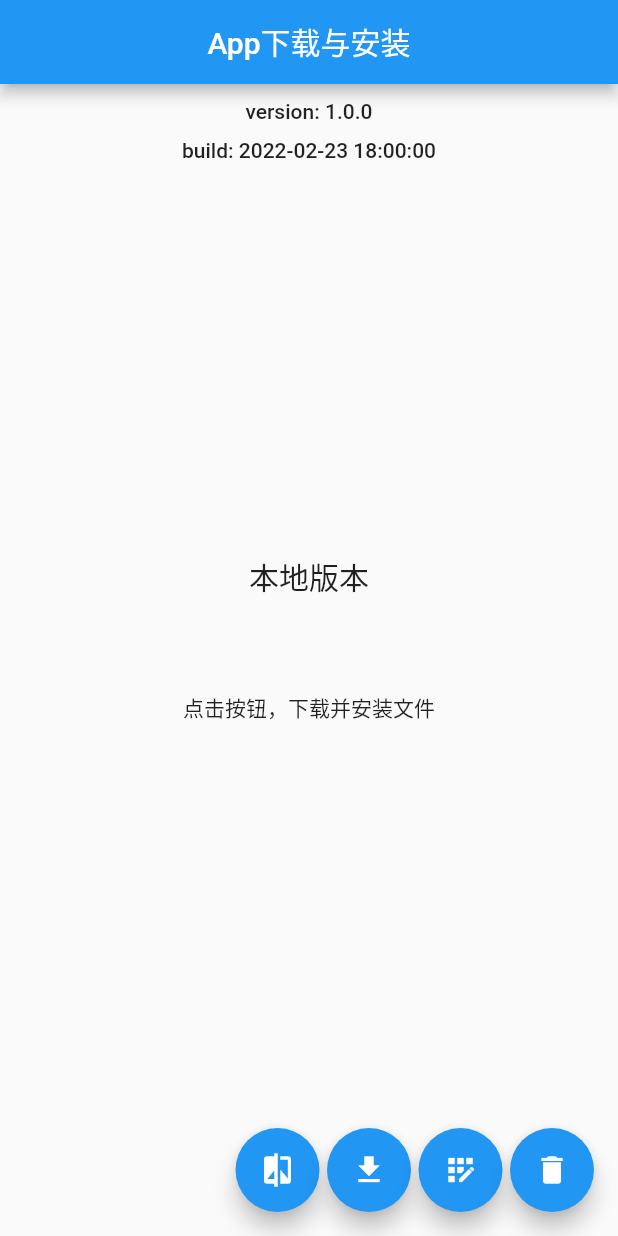
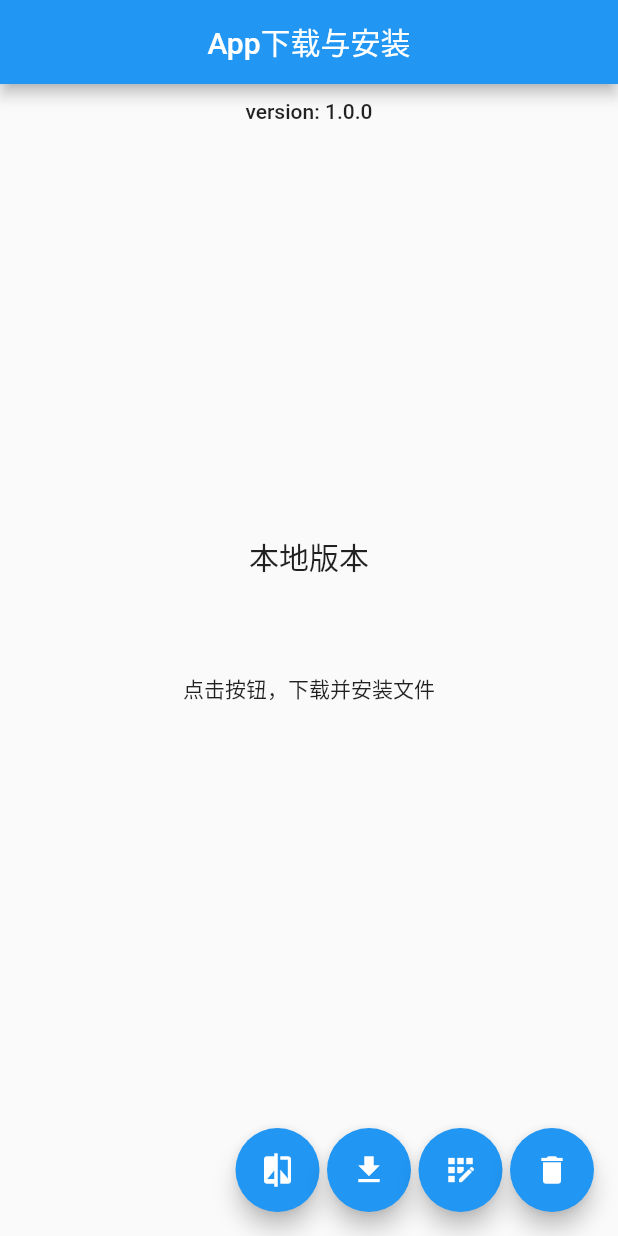
Before and after one commit to EarlyAnt/flutter_downloader, a Flutter app: the screen it shows after launch, on a phone screen of 412 x 824 dp. Run offline on Flutter 3.47's test engine with Material 2 defaults, Android fonts, the phone set to English and light mode, and no system bars; our stand-ins replace dio, package_info, permission_handler; missing offline and left inert: flutter_fimber, install_plugin.

Commit message:
1.home_page.dart脚本，隐藏编译时间。

```diff
--- a/down_loader/lib/home_page.dart
+++ b/down_loader/lib/home_page.dart
@@ -51,9 +51,9 @@ class _HomePageState extends State<HomePage> {
                   const SizedBox(height: 10),
                   Text("version: ${_packageInfo!.version}",
                       style: Theme.of(context).textTheme.bodyText1),
-                  const SizedBox(height: 10),
-                  Text("build: 2022-02-23 18:00:00",
-                      style: Theme.of(context).textTheme.bodyText1),
+                  // const SizedBox(height: 10),
+                  // Text("build: 2022-02-23 18:00:00",
+                  //     style: Theme.of(context).textTheme.bodyText1),
                   Expanded(
                     child: Column(
                       mainAxisSize: MainAxisSize.max,
```
